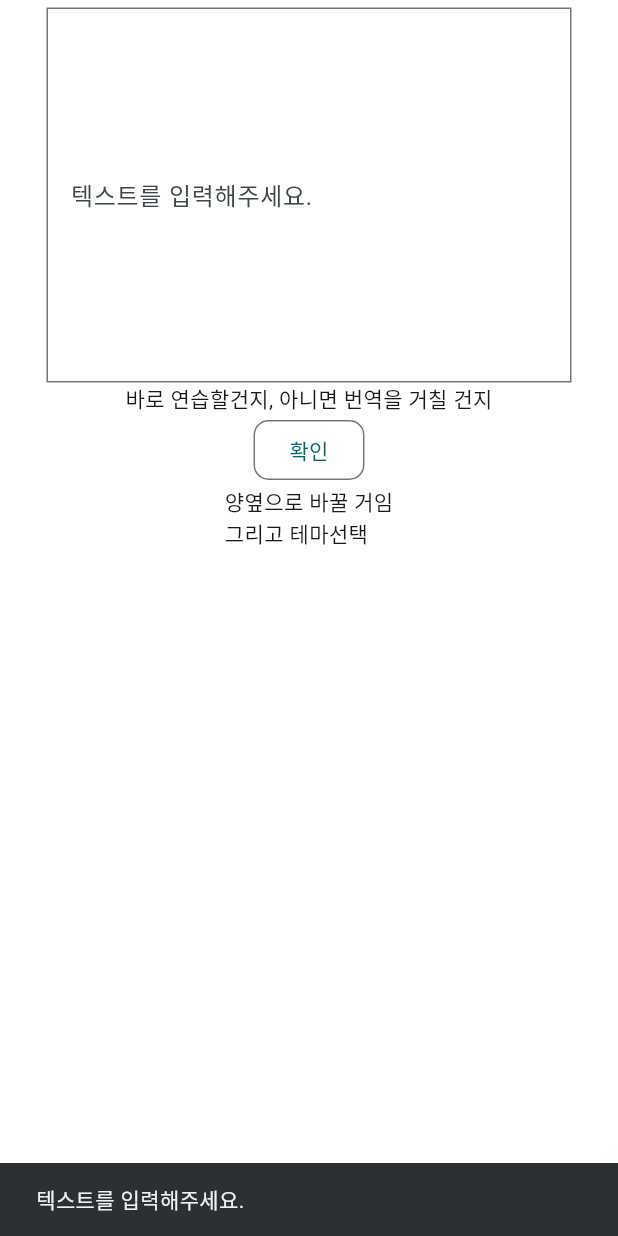
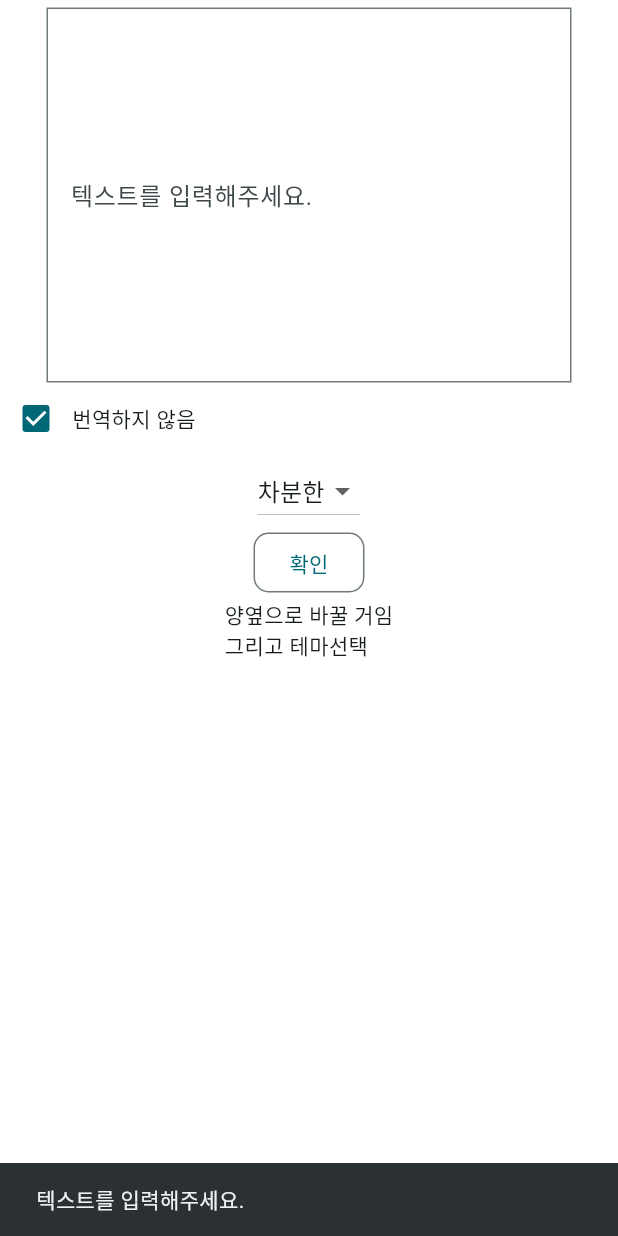
Before and after one commit to KEIVEE/ATOS, a Flutter app: the AddPage screen opened directly with empty values, after a tap on "확인", on a phone screen of 412 x 824 dp. Run offline on Flutter 3.47's test engine with Material 3 defaults, Android fonts, the phone set to English and light mode, and no system bars; our stand-ins replace audioplayers, cloud_firestore, dio, firebase_auth, firebase_core, firebase_storage and 1 more; missing offline and left inert: flutter_sound; accounts and stored records are empty.

Commit message:
테마 선택, 번역 선택. 실제 기능하지 않음

```diff
--- a/application/atos/lib/managing/add.dart
+++ b/application/atos/lib/managing/add.dart
@@ -13,6 +13,8 @@ class AddState extends State<AddPage> {
   var inputText = '';
   var region = '';
   var translatedText = '';
+  bool willTranslate = true;
+  String selectedTheme = '차분한';
 
   @override
   Widget build(BuildContext context) {
@@ -41,7 +43,34 @@ class AddState extends State<AddPage> {
                 inputText = text;
               },
             ),
-            const Text('바로 연습할건지, 아니면 번역을 거칠 건지'),
+            Row(
+              children: [
+                Checkbox(
+                  value: willTranslate,
+                  onChanged: (bool? value) {
+                    setState(() {
+                      willTranslate = value ?? false;
+                    });
+                  },
+                ),
+                const Text('번역하지 않음'),
+              ],
+            ),
+            DropdownButton<String>(
+              value: selectedTheme,
+              onChanged: (String? newValue) {
+                setState(() {
+                  selectedTheme = newValue!;
+                });
+              },
+              items: <String>['성급한', '느긋한', '차분한']
+                  .map<DropdownMenuItem<String>>((String value) {
+                return DropdownMenuItem<String>(
+                  value: value,
+                  child: Text(value),
+                );
+              }).toList(),
+            ),
             OutlinedButton(
                 onPressed: () async {
                   if (inputText.isEmpty) {
@@ -51,15 +80,26 @@ class AddState extends State<AddPage> {
                     );
                     return;
                   } else if (mounted) {
+                    if (willTranslate) {
                       Navigator.of(context).push(
                         MaterialPageRoute(
                           settings: const RouteSettings(name: "/translating"),
-                        builder: (context) => AnalyzingPage(
+                          builder: (context) => TranslatingPage(
                             id: widget.id,
                             inputText: inputText,
+                            todo: "번역중이에요..",
                           ),
                         ),
                       );
+                    } else {
+                      Navigator.of(context).push(MaterialPageRoute(
+                        settings: const RouteSettings(name: "/processing"),
+                        builder: (context) => TranslatingPage(
+                            id: widget.id,
+                            inputText: inputText,
+                            todo: "처리중이에요.."),
+                      ));
+                    }
                   }
                 },
                 style: OutlinedButton.styleFrom(
```
Also changed, not shown: application/atos/lib/inputs/translating.dart (+8 -7 lines). Lines whose indentation alone changed are shown as unchanged.
